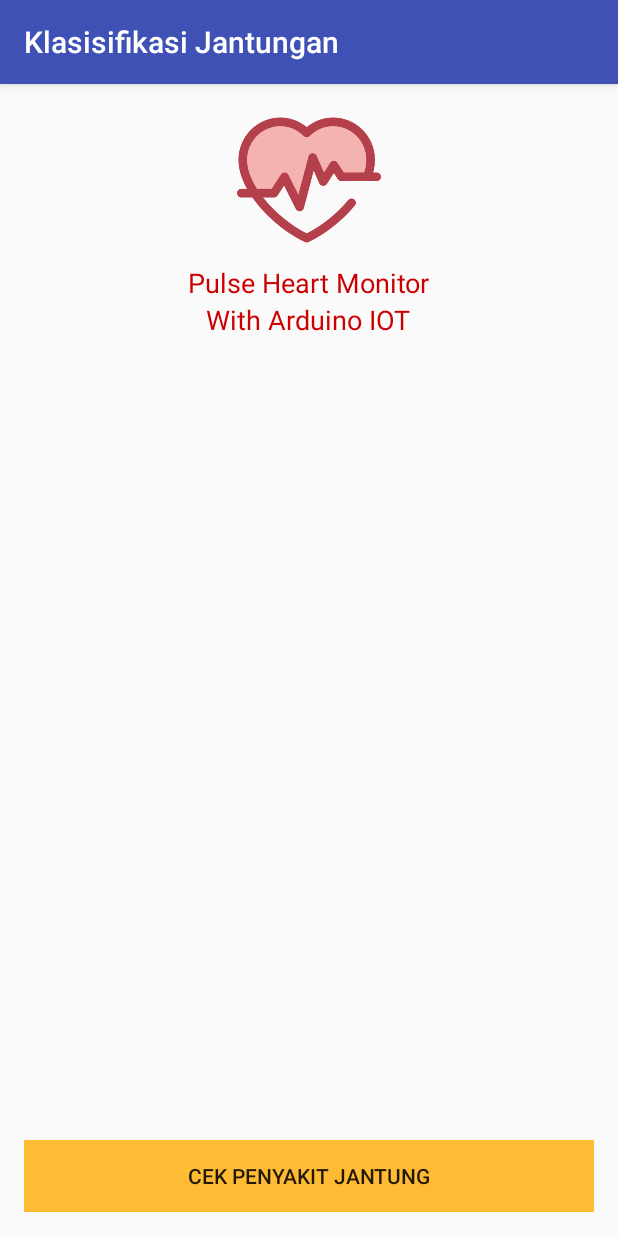
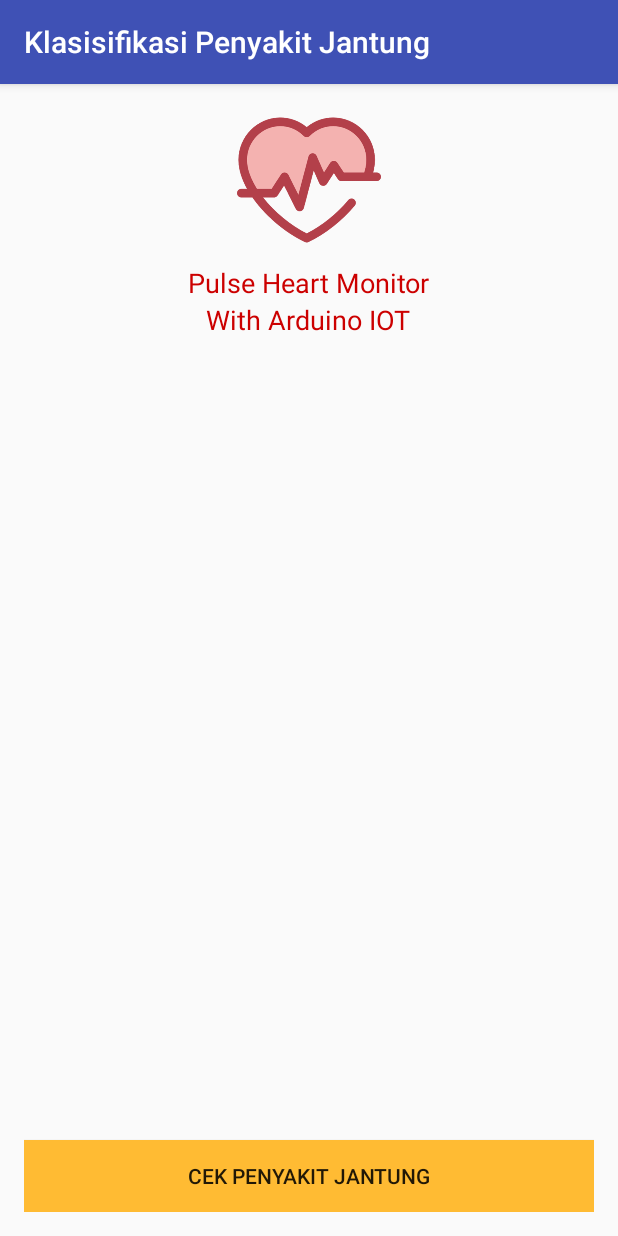
Before and after one commit to muslimmuda15/PulseHearthMonitor, an Android app: the MainActivity screen opened directly, with no data from a screen before it, on a phone screen of 412 x 824 dp. Run offline under Robolectric (Android 15) with nearby library versions, the phone set to English and light mode, and no system bars.

Commit message:
hange App Name

```diff
--- a/app/src/main/res/values/strings.xml
+++ b/app/src/main/res/values/strings.xml
@@ -1,5 +1,5 @@
 <resources>
-    <string name="app_name">Klasisifikasi Jantungan</string>
+    <string name="app_name">Klasisifikasi Penyakit Jantung</string>
     <string name="title_activity_menu_pasien">MenuPasien</string>
 
     <string name="navigation_drawer_open">Open navigation drawer</string>
```
